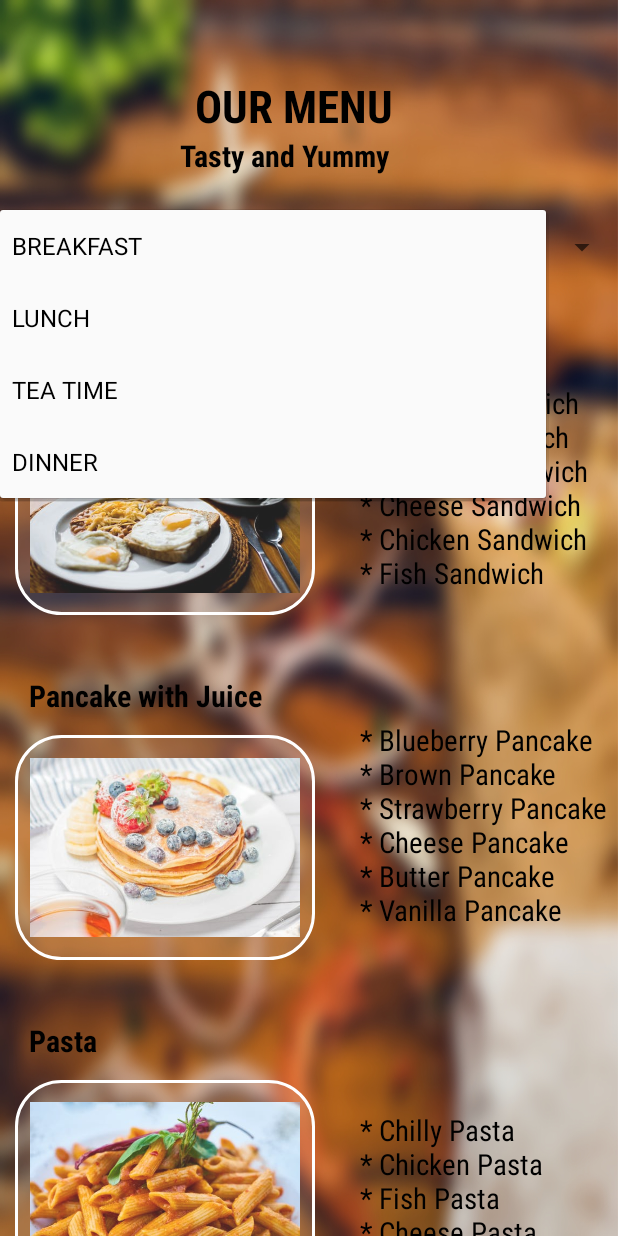
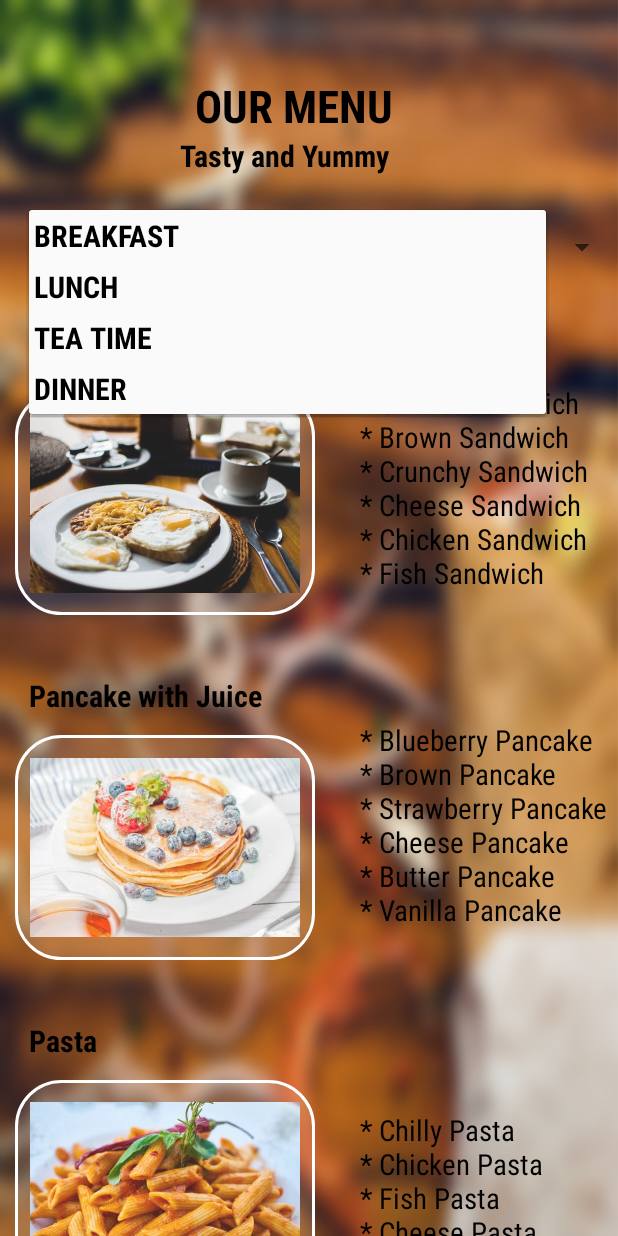
Before and after one commit to david95110/Hotel-Reservation, an Android app: the ResturentActivity screen opened directly, with no data from a screen before it, after a tap on "BREAKFAST", on a phone screen of 412 x 824 dp. Run offline under Robolectric (Android 15) with nearby library versions, the phone set to English and light mode, and no system bars.

```diff
--- a/app/src/main/java/com/example/hotelreservation/ResturentActivity.java
+++ b/app/src/main/java/com/example/hotelreservation/ResturentActivity.java
@@ -16,9 +16,9 @@ public class ResturentActivity extends AppCompatActivity {
         Spinner mySpinner = (Spinner) findViewById(R.id.spinner1);
 
         ArrayAdapter<String> myAdapter = new ArrayAdapter<String>(ResturentActivity.this,
-                android.R.layout.simple_expandable_list_item_1, getResources().getStringArray(R.array.names));
+                R.layout.spinner, getResources().getStringArray(R.array.names));
 
-        myAdapter.setDropDownViewResource(android.R.layout.simple_spinner_dropdown_item);
+        myAdapter.setDropDownViewResource(R.layout.spinner);
         mySpinner.setAdapter(myAdapter);
     }
 }
--- a/app/src/main/res/layout/activity_resturent.xml
+++ b/app/src/main/res/layout/activity_resturent.xml
@@ -41,7 +41,8 @@
             android:id="@+id/spinner1"
             android:layout_width="match_parent"
             android:layout_height="50dp"
-            android:layout_marginTop="140dp"/>
+            android:layout_marginTop="140dp"
+            android:layout_marginLeft="19dp"/>
 
 
 
--- /dev/null
+++ b/app/src/main/res/layout/spinner.xml
@@ -0,0 +1,12 @@
+<?xml version="1.0" encoding="utf-8"?>
+
+<TextView xmlns:android="http://schemas.android.com/apk/res/android"
+    android:id="@+id/spinnerTarget"
+    android:layout_width="fill_parent"
+    android:layout_height="wrap_content"
+    android:textStyle="bold"
+    android:fontFamily="sans-serif-condensed"
+    android:textSize="20sp"
+    android:textColor="#000000"
+    android:padding="3dp"
+    />
```
